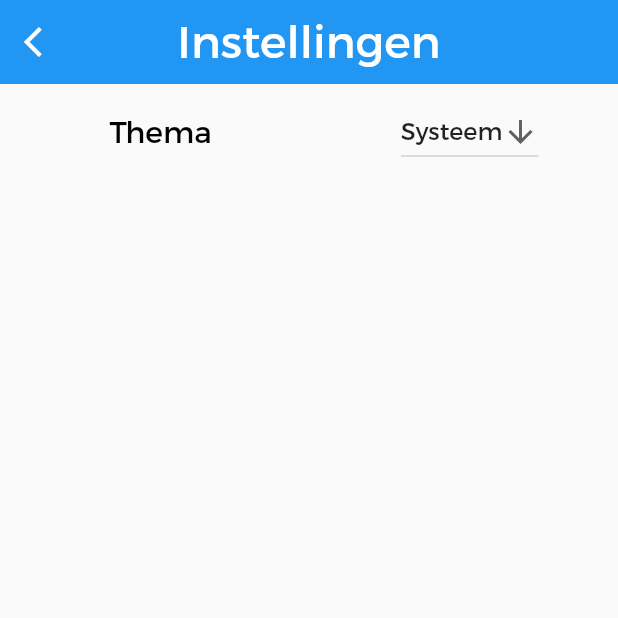
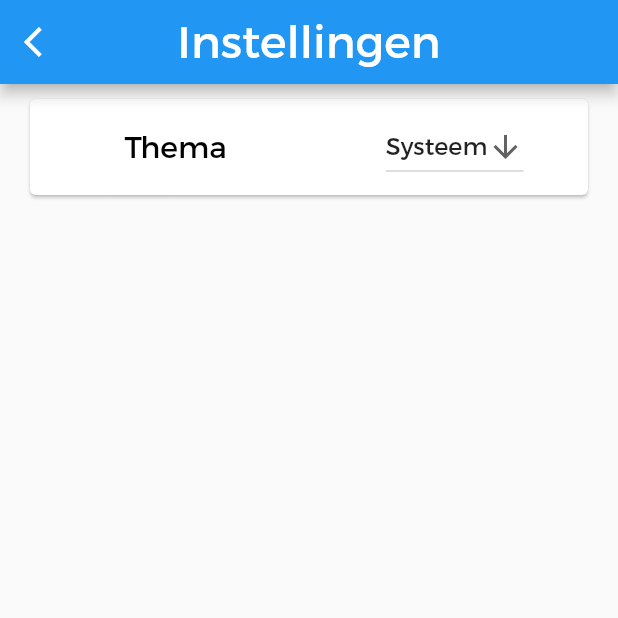
Before and after one commit to ruudvandenboomen/spiensapp, a Flutter app: the screen it shows after launch, after a tap on the "settings" icon, on a phone screen of 412 x 824 dp, the top half of it. Run offline on Flutter 3.47's test engine with Material 2 defaults, Android fonts, the light colour scheme and no system bars; our stand-ins replace font_awesome_flutter, rxdart, shared_preferences.

Commit message:
Add UI improvements
Mainly improved players page layout

```diff
--- a/lib/pages/game_page.dart
+++ b/lib/pages/game_page.dart
@@ -27,7 +27,7 @@ class GamePageState extends State<GamePage> {
   Widget build(BuildContext context) {
     return Scaffold(
         resizeToAvoidBottomPadding: false,
-        appBar: CustomAppBar("Kaartspel", context, true),
+        appBar: CustomAppBar("Kaartspel", context, true, elevation: 0.0),
         body: Container(
             width: double.infinity,
             decoration: BoxDecoration(color: Theme.of(context).primaryColor),
--- a/lib/pages/players_page.dart
+++ b/lib/pages/players_page.dart
@@ -3,6 +3,7 @@ import 'package:toep_app/animations/listview_effect.dart';
 import 'package:toep_app/pages/game_page.dart';
 import 'package:flutter/cupertino.dart';
 import 'package:toep_app/ui/appbar/settings_appbar.dart';
+import 'package:toep_app/util/is_dark.dart';
 import '../ui/add_player_widget.dart';
 import '../ui/player_name_list_item.dart';
 import '../objects/player.dart';
@@ -53,14 +54,16 @@ class PlayersPageState extends State<PlayersPage> {
   }
 
   Widget _buildWidgetExample(Player player) {
-    return PlayerNameListItem(
-        player.getName(), () => removePlayer(players.indexOf(player)));
+    return Card(
+        margin: EdgeInsets.fromLTRB(20, 5, 20, 5),
+        child: PlayerNameListItem(
+            player.getName(), () => removePlayer(players.indexOf(player))));
   }
 
   @override
   Widget build(BuildContext context) {
     return Scaffold(
-        appBar: SettingsAppBar("Spelers", context, false),
+        appBar: SettingsAppBar("Spiens App", context, false),
         floatingActionButton: AnimatedOpacity(
             opacity: _readyButtonVisible ? 1.0 : 0.0,
             duration: Duration(milliseconds: 250),
@@ -71,29 +74,44 @@ class PlayersPageState extends State<PlayersPage> {
                     Icon(Icons.arrow_forward)
                   ],
                 ),
+                backgroundColor:
+                    DarkMode(context).isEnabled ? Colors.grey : Colors.blue,
                 icon: Container(),
                 onPressed: () {
                   if (players.length > 1)
                     Navigator.of(context).push(CupertinoPageRoute(
                         builder: (BuildContext context) => GamePage(players)));
                 })),
-        body: Padding(
-            padding: EdgeInsets.fromLTRB(0, 20, 0, 0),
-            child: Column(
+        body: Column(
           mainAxisAlignment: MainAxisAlignment.center,
           crossAxisAlignment: CrossAxisAlignment.stretch,
           children: <Widget>[
-                AddPlayerWidget(nameInputEditingController, () => addPlayer(),
-                    () => checkPlayerNameValid()),
+            Card(
+                margin: EdgeInsets.fromLTRB(20, 10, 20, 5),
+                child: AddPlayerWidget(nameInputEditingController,
+                    () => addPlayer(), () => checkPlayerNameValid())),
+            Container(
+                padding: EdgeInsets.fromLTRB(20, 0, 20, 0),
+                child: Text("SPELERS",
+                    style: Theme.of(context).textTheme.headline2)),
+            players.length == 0
+                ? Card(
+                    margin: EdgeInsets.fromLTRB(20, 5, 20, 5),
+                    child: Container(
+                      height: 50,
+                      alignment: Alignment.center,
+                      child: Text("Nog geen spelers toegevoegd :(",
+                          style: Theme.of(context).textTheme.bodyText1),
+                    ))
+                : Container(),
             Expanded(
               child: Container(
                   child: ListViewEffect(
                       duration: Duration(milliseconds: 150),
-                          children: players
-                              .map((s) => _buildWidgetExample(s))
-                              .toList())),
+                      children:
+                          players.map((s) => _buildWidgetExample(s)).toList())),
             )
           ],
-            )));
+        ));
   }
 }
--- a/lib/pages/settings_page.dart
+++ b/lib/pages/settings_page.dart
@@ -37,7 +37,9 @@ class SettingsPageState extends State<SettingsPage>
     return Scaffold(
         resizeToAvoidBottomPadding: false,
         appBar: CustomAppBar("Instellingen", context, true),
-        body: Row(
+        body: Card(
+            margin: EdgeInsets.fromLTRB(20, 10, 20, 10),
+            child: Row(
                 mainAxisAlignment: MainAxisAlignment.spaceAround,
                 mainAxisSize: MainAxisSize.max,
                 children: <Widget>[
@@ -64,7 +66,6 @@ class SettingsPageState extends State<SettingsPage>
                       );
                     }).toList(),
                   )
-          ],
-        ));
+                ])));
   }
 }
--- a/lib/ui/add_player_widget.dart
+++ b/lib/ui/add_player_widget.dart
@@ -19,14 +19,22 @@ class AddPlayerWidget extends StatelessWidget {
   @override
   Widget build(BuildContext context) {
     var suitedColor = DarkMode(context).isEnabled ? Colors.white : Colors.black;
-    return Row(
+    return Column(
+      crossAxisAlignment: CrossAxisAlignment.stretch,
+      children: <Widget>[
+        Container(
+            padding: EdgeInsets.fromLTRB(10, 10, 10, 0),
+            child: Text("SPELER TOEVOEGEN",
+                textAlign: TextAlign.left,
+                style: Theme.of(context).textTheme.headline2)),
+        Row(
           mainAxisAlignment: MainAxisAlignment.center,
           children: <Widget>[
             Expanded(
                 child: Form(
                     key: _formKey,
                     child: Container(
-                    padding: EdgeInsets.fromLTRB(10.0, 10.0, 10.0, 0.0),
+                        padding: EdgeInsets.fromLTRB(10.0, 10.0, 10.0, 20.0),
                         child: TextFormField(
                           keyboardType: TextInputType.text,
                           validator: (value) {
@@ -35,17 +43,21 @@ class AddPlayerWidget extends StatelessWidget {
                           onEditingComplete: () => this.checkForm(),
                           textAlign: TextAlign.center,
                           decoration: InputDecoration(
-                        errorStyle: TextStyle(color: Colors.red, fontSize: 16),
+                            errorStyle:
+                                TextStyle(color: Colors.red, fontSize: 16),
                             border: OutlineInputBorder(
-                            borderRadius: BorderRadius.all(Radius.circular(30)),
-                            borderSide:
-                                BorderSide(color: Colors.redAccent, width: 2)),
+                                borderRadius:
+                                    BorderRadius.all(Radius.circular(30)),
+                                borderSide: BorderSide(
+                                    color: Colors.redAccent, width: 2)),
                             enabledBorder: OutlineInputBorder(
-                            borderRadius: BorderRadius.all(Radius.circular(30)),
+                                borderRadius:
+                                    BorderRadius.all(Radius.circular(30)),
                                 borderSide:
                                     BorderSide(color: suitedColor, width: 1)),
                             focusedBorder: OutlineInputBorder(
-                            borderRadius: BorderRadius.all(Radius.circular(30)),
+                                borderRadius:
+                                    BorderRadius.all(Radius.circular(30)),
                                 borderSide:
                                     BorderSide(color: suitedColor, width: 2)),
                             contentPadding: EdgeInsets.fromLTRB(62, 12, 12, 12),
@@ -54,13 +66,14 @@ class AddPlayerWidget extends StatelessWidget {
                             hintStyle: TextStyle(
                                 color: DarkMode(context).isEnabled
                                     ? Colors.white70
-                                : Colors.black54),
+                                    : Colors.black38),
                             suffixIcon: ButtonTheme(
                                 height: 50,
                                 minWidth: 50,
                                 child: RaisedButton(
                                     shape: RoundedRectangleBorder(
-                                    borderRadius: BorderRadius.circular(30.0)),
+                                        borderRadius:
+                                            BorderRadius.circular(30.0)),
                                     child: Icon(Icons.add, color: suitedColor),
                                     color: Colors.transparent,
                                     elevation: 0,
@@ -71,6 +84,8 @@ class AddPlayerWidget extends StatelessWidget {
                           style: Theme.of(context).textTheme.bodyText1,
                         )))),
           ],
+        )
+      ],
     );
   }
 }
--- a/lib/ui/appbar/custom_appbar.dart
+++ b/lib/ui/appbar/custom_appbar.dart
@@ -2,9 +2,9 @@ import 'package:flutter/material.dart';
 import 'package:flutter/cupertino.dart';
 
 class CustomAppBar extends AppBar {
-  CustomAppBar(_text, _context, _leadingButton)
+  CustomAppBar(_text, _context, _leadingButton, {elevation})
       : super(
-            elevation: 0.0,
+            elevation: elevation,
             title: Text(_text,
                 style: TextStyle(
                   fontSize: 30,
--- a/lib/ui/custom_button.dart
+++ b/lib/ui/custom_button.dart
@@ -17,8 +17,6 @@ class CustomButtonWidget extends StatelessWidget {
         height: 50,
         minWidth: minWidth != null ? minWidth : 0,
         child: RaisedButton(
-            shape: RoundedRectangleBorder(
-                borderRadius: BorderRadius.circular(30.0)),
             child: Text(this._text,
                 style: TextStyle(
                   color: this._textColor, fontSize: 20)),
--- a/lib/ui/player_name_list_item.dart
+++ b/lib/ui/player_name_list_item.dart
@@ -8,16 +8,20 @@ class PlayerNameListItem extends StatelessWidget {
 
   @override
   Widget build(BuildContext context) {
-    return Row(
-      mainAxisAlignment: MainAxisAlignment.center,
+    return Stack(
       children: <Widget>[
-        Text(_playerName,
-            style: Theme.of(context).textTheme.bodyText1),
-        IconButton(
-            icon: Icon(Icons.clear),
-            color: Theme.of(context).accentColor,
-            iconSize: 20.0,
-            onPressed: () => _onTap()),
+        Container(
+            height: 50,
+            alignment: Alignment.center,
+            child: Text(_playerName,
+                style: Theme.of(context).textTheme.bodyText1)),
+        Align(
+            alignment: Alignment.centerRight,
+            child: IconButton(
+                icon: Icon(Icons.clear),
+                color: Theme.of(context).accentColor,
+                iconSize: 20.0,
+                onPressed: () => _onTap())),
       ],
     );
   }
--- a/lib/ui/themes/themes.dart
+++ b/lib/ui/themes/themes.dart
@@ -7,6 +7,9 @@ class Themes {
     brightness: Brightness.light,
     fontFamily: 'Montserrat',
     textTheme: TextTheme(
+      headline1: TextStyle(fontSize: 28.0, color: Colors.black),
+      headline2: TextStyle(
+          fontStyle: FontStyle.normal, fontSize: 18.0, color: Colors.blue),
       bodyText1: TextStyle(fontSize: 20.0, color: Colors.black),
       bodyText2: TextStyle(
           fontSize: 18.0, color: Colors.black, fontStyle: FontStyle.italic),
@@ -18,6 +21,9 @@ class Themes {
     brightness: Brightness.dark,
     fontFamily: 'Montserrat',
     textTheme: TextTheme(
+      headline1: TextStyle(fontSize: 28.0, color: Colors.white),
+      headline2: TextStyle(
+          fontStyle: FontStyle.normal, fontSize: 18.0, color: Colors.blue),
       bodyText1: TextStyle(fontSize: 20.0, color: Colors.white),
       bodyText2: TextStyle(
           fontSize: 18.0, color: Colors.white, fontStyle: FontStyle.italic),
```
Lines whose indentation alone changed are shown as unchanged.
